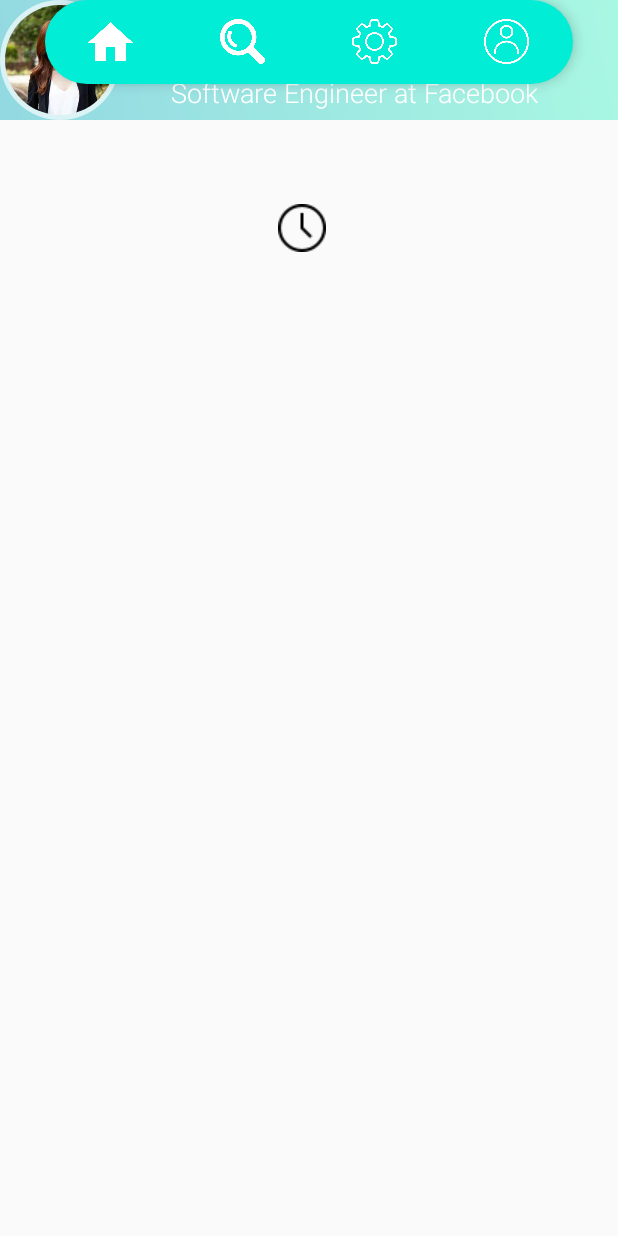
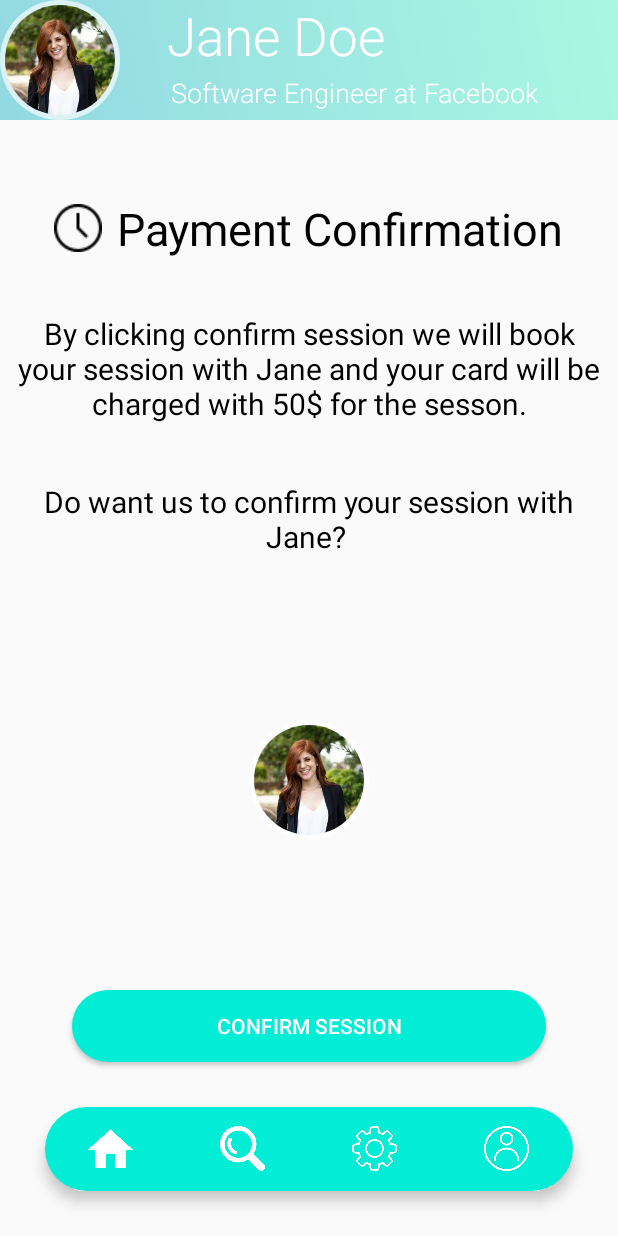
Before and after one commit to evialv/Computer_Human_Interaction_Project, an Android app: the Payment screen opened directly, with no data from a screen before it, on a phone screen of 412 x 824 dp. Run offline under Robolectric (Android 15) with nearby library versions, the phone set to English and light mode, and no system bars; our stand-ins replace CircleImageView.

Commit message:
creating payment confirmation

```diff
--- a/app/src/main/res/layout/activity_payment.xml
+++ b/app/src/main/res/layout/activity_payment.xml
@@ -67,14 +67,14 @@
     </RelativeLayout>
 
     <TextView
-        android:id="@+id/pick_date"
+        android:id="@+id/payment"
         android:layout_width="wrap_content"
         android:layout_height="wrap_content"
         android:layout_marginTop="52dp"
         android:drawableLeft="@drawable/clock_32"
         android:drawablePadding="10dp"
 
-        android:text=""
+        android:text="Payment Confirmation"
         android:textAlignment="center"
         android:textColor="@color/black"
         android:textSize="30sp"
@@ -82,20 +82,86 @@
         app:layout_constraintStart_toStartOf="parent"
         app:layout_constraintTop_toBottomOf="@+id/rellayout1" />
 
+    <TextView
+        android:id="@+id/payment_sure"
+        android:layout_width="wrap_content"
+        android:layout_height="wrap_content"
+        android:layout_marginTop="36dp"
+
+        android:drawablePadding="10dp"
+        android:text="By clicking confirm session we will book your session with Jane and your card will be charged with 50$ for the sesson."
+        android:textAlignment="center"
+        android:textColor="@color/black"
+        android:textSize="20sp"
+        app:layout_constraintEnd_toEndOf="parent"
+        app:layout_constraintHorizontal_bias="0.0"
+        app:layout_constraintStart_toStartOf="parent"
+        app:layout_constraintTop_toBottomOf="@+id/payment" />
+
+    <TextView
+        android:id="@+id/payment_sure_conf"
+        android:layout_width="387dp"
+        android:layout_height="59dp"
+        android:layout_marginTop="148dp"
+
+        android:drawablePadding="10dp"
+        android:text="Do want us to confirm your session with Jane? "
+        android:textAlignment="center"
+        android:textColor="@color/black"
+        android:textSize="20sp"
+        app:layout_constraintEnd_toEndOf="parent"
+        app:layout_constraintStart_toStartOf="parent"
+        app:layout_constraintTop_toBottomOf="@+id/payment" />
+
+    <de.hdodenhof.circleimageview.CircleImageView
+        android:id="@+id/profile_pic2"
+        android:layout_width="80dp"
+        android:layout_height="80dp"
+        android:layout_gravity="center"
+        android:background="@drawable/circle"
+        android:padding="3dp"
+        android:src="@drawable/prof2"
+        app:layout_constraintBottom_toTopOf="@+id/button4"
+        app:layout_constraintEnd_toEndOf="parent"
+        app:layout_constraintStart_toStartOf="parent"
+        app:layout_constraintTop_toBottomOf="@+id/payment_sure_conf" />
+
+    <androidx.appcompat.widget.AppCompatButton
+        android:id="@+id/button4"
+        android:layout_width="match_parent"
+        android:layout_height="wrap_content"
+        android:layout_marginStart="48dp"
+        android:layout_marginEnd="48dp"
+        android:layout_marginBottom="30dp"
+        android:background="@drawable/button_background"
+        android:text="Confirm Session"
+        android:textColor="#fff"
+
+        app:layout_constraintBottom_toTopOf="@+id/bottomNav"
+        app:layout_constraintEnd_toEndOf="parent"
+        app:layout_constraintHorizontal_bias="0.0"
+        app:layout_constraintStart_toStartOf="parent"
+        app:layout_constraintTop_toBottomOf="@+id/payment_sure"
+        app:layout_constraintVertical_bias="1.0" />
+
     <com.google.android.material.bottomnavigation.BottomNavigationView
         android:id="@+id/bottomNav"
         android:layout_width="match_parent"
         android:layout_height="wrap_content"
         android:layout_margin="30dp"
-        android:layout_marginBottom="675dp"
+        android:layout_marginTop="132dp"
         android:background="@drawable/button_background"
         app:elevation="5dp"
         app:itemIconSize="30dp"
         app:itemIconTint="@drawable/item_selector"
         app:labelVisibilityMode="unlabeled"
-        app:layout_constraintBottom_toBottomOf="@+id/timeslots"
+
+        app:layout_constraintBottom_toBottomOf="parent"
         app:layout_constraintEnd_toEndOf="parent"
+        app:layout_constraintHorizontal_bias="0.266"
         app:layout_constraintStart_toStartOf="parent"
+
+        app:layout_constraintVertical_bias="0.909"
         app:menu="@menu/menu_items" />
 
 </androidx.constraintlayout.widget.ConstraintLayout>
```
